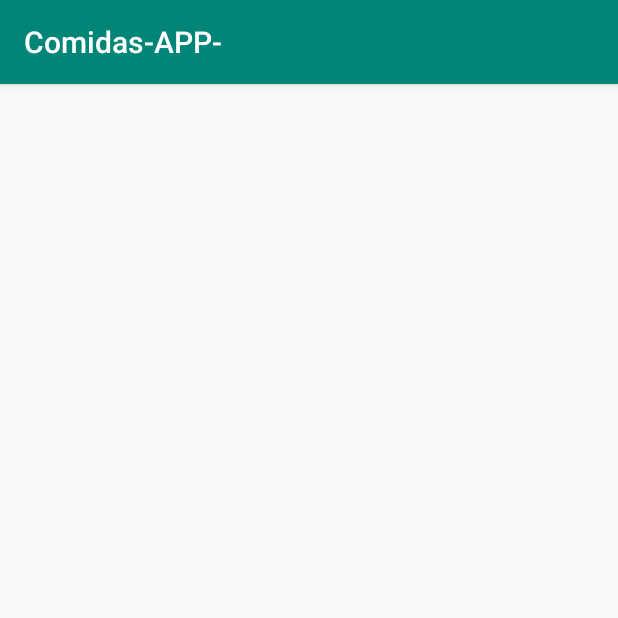
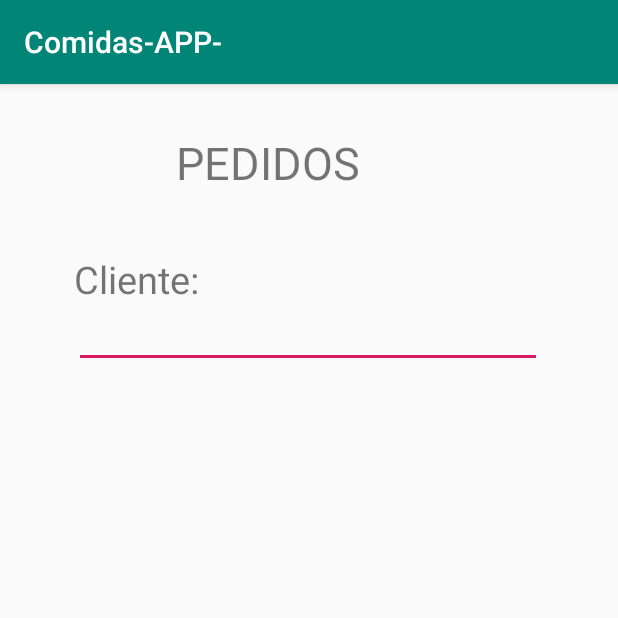
Before and after one commit to CarlosLuis-7/Comidas-APP2-, an Android app: the MenuApp screen opened directly, with no data from a screen before it, on a phone screen of 412 x 824 dp, the top half of it. Run offline under Robolectric (Android 15) with nearby library versions, the phone set to English and light mode, and no system bars.

Commit message:
actualización 07/02

```diff
--- a/app/build.gradle
+++ b/app/build.gradle
@@ -33,6 +33,8 @@ dependencies {
     androidTestImplementation 'androidx.test.ext:junit:1.1.0'
     androidTestImplementation 'androidx.test.espresso:espresso-core:3.1.1'
     implementation 'com.google.firebase:firebase-auth:19.2.0'
+
+    implementation 'com.facebook.android:facebook-login:5.15.3'
 }
 
 
--- a/app/src/main/AndroidManifest.xml
+++ b/app/src/main/AndroidManifest.xml
@@ -9,7 +9,8 @@
         android:roundIcon="@mipmap/ic_launcher_round"
         android:supportsRtl="true"
         android:theme="@style/AppTheme">
-        <activity android:name=".MenuApp"></activity>
+        <activity android:name=".DetalleMenu"></activity>
+        <activity android:name=".MenuApp" />
         <activity android:name=".MainActivity">
             <intent-filter>
                 <action android:name="android.intent.action.MAIN" />
--- a/app/src/main/java/com/example/comidas_app_/MainActivity.java
+++ b/app/src/main/java/com/example/comidas_app_/MainActivity.java
@@ -76,7 +76,7 @@ public class MainActivity extends AppCompatActivity implements View.OnClickListe
                         if (task.isSuccessful()) {
 
                             Toast.makeText(MainActivity.this, "Bienvenido: " + TextEmail.getText(), Toast.LENGTH_LONG).show();
-                            Intent abrir_v2 = new Intent(MainActivity.this, MenuApp.class );
+                            Intent abrir_v2 = new Intent(MainActivity.this, DetalleMenu.class );
                             startActivity(abrir_v2);
 
 
--- a/app/src/main/res/layout/activity_menu_app.xml
+++ b/app/src/main/res/layout/activity_menu_app.xml
@@ -6,4 +6,41 @@
     android:layout_height="match_parent"
     tools:context=".MenuApp">
 
+    <TextView
+        android:id="@+id/textView"
+        android:layout_width="176dp"
+        android:layout_height="42dp"
+        android:layout_marginTop="32dp"
+        android:text="PEDIDOS"
+        android:textSize="30dp"
+        app:layout_constraintEnd_toEndOf="parent"
+        app:layout_constraintHorizontal_bias="0.497"
+        app:layout_constraintStart_toStartOf="parent"
+        app:layout_constraintTop_toTopOf="parent" />
+
+    <LinearLayout
+        android:layout_width="312dp"
+        android:layout_height="319dp"
+        android:orientation="vertical"
+        app:layout_constraintBottom_toBottomOf="parent"
+        app:layout_constraintEnd_toEndOf="parent"
+        app:layout_constraintHorizontal_bias="0.494"
+        app:layout_constraintStart_toStartOf="parent"
+        app:layout_constraintTop_toBottomOf="@+id/textView"
+        app:layout_constraintVertical_bias="0.103">
+
+        <TextView
+            android:id="@+id/textView2"
+            android:layout_width="match_parent"
+            android:layout_height="31dp"
+            android:text="Cliente:"
+            android:textSize="25dp" />
+
+        <EditText
+            android:id="@+id/editText"
+            android:layout_width="match_parent"
+            android:layout_height="wrap_content"
+            android:ems="10"
+            android:inputType="textPersonName" />
+    </LinearLayout>
 </androidx.constraintlayout.widget.ConstraintLayout>
```
Also changed, not shown: app/src/main/java/com/example/comidas_app_/DetalleMenu.java (added, +14 -0 lines), app/src/main/res/layout/activity_detalle_menu.xml (added, +62 -0 lines), app/src/main/res/layout/activity_main.xml (+7 -2 lines), app/src/main/res/drawable/comida.jpg (added).
